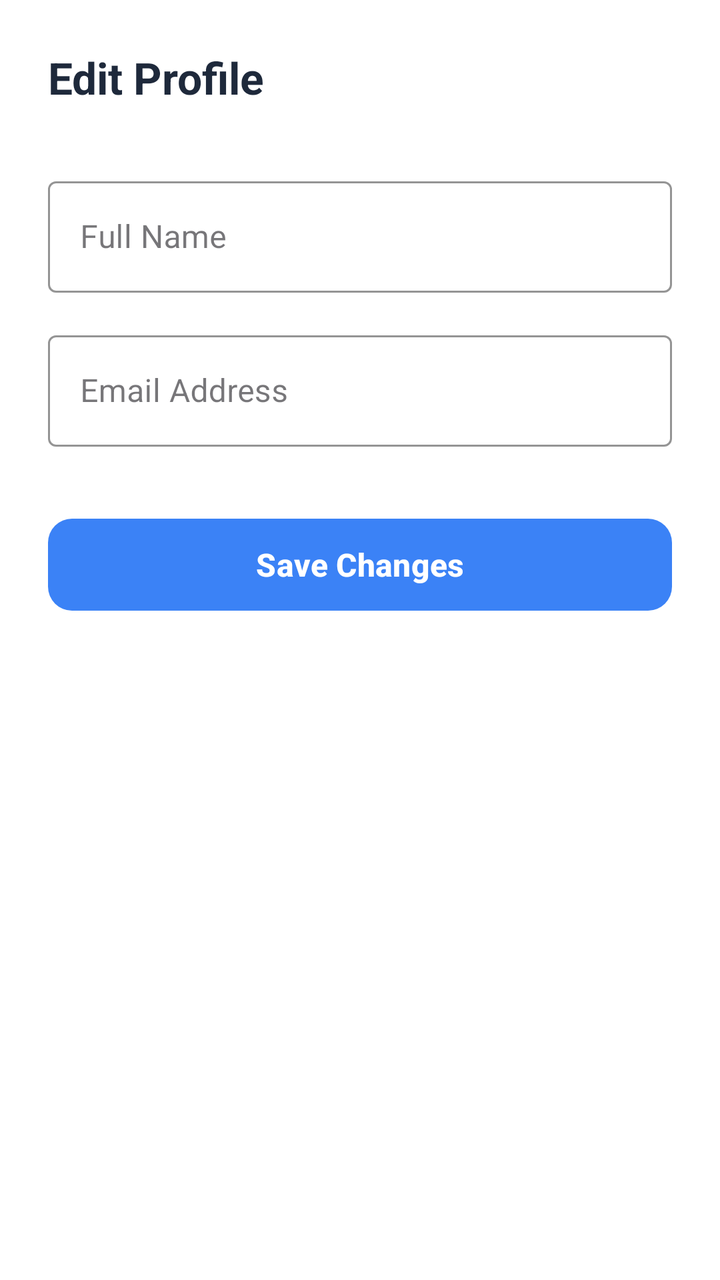
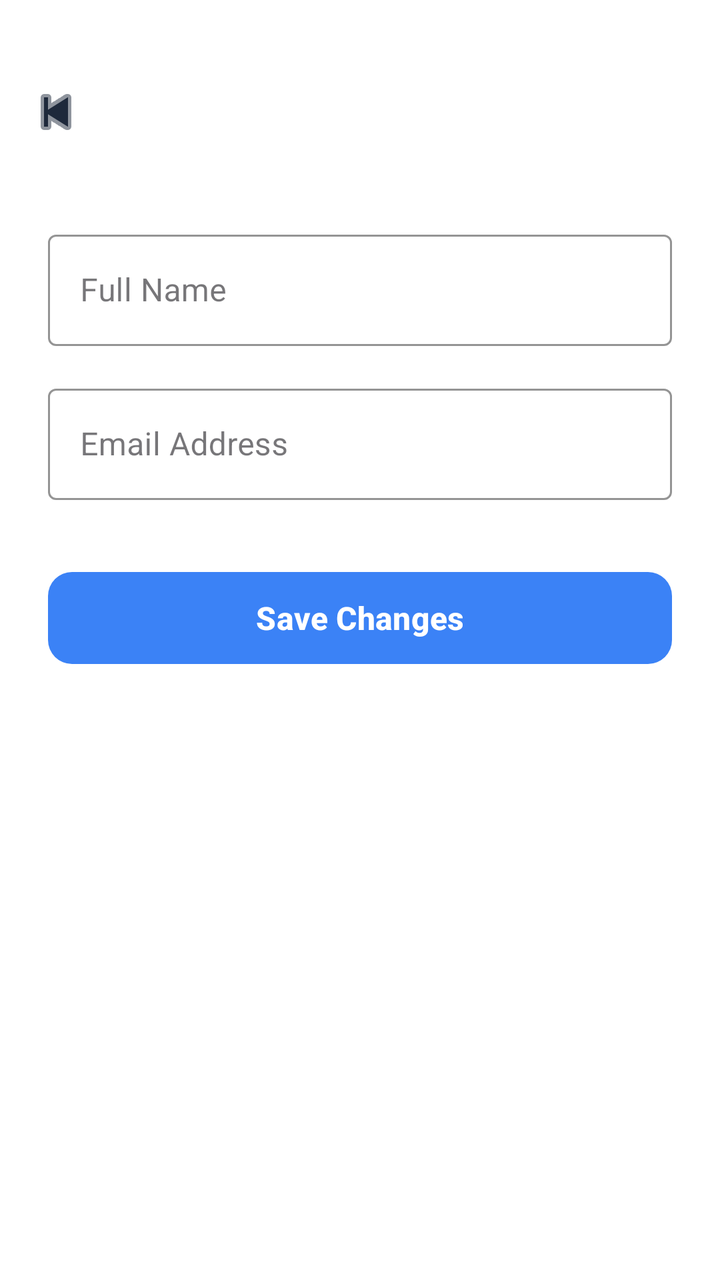

Screens rendered from an Android XML layout before and after an edit, with the pre-edit source and the edit as a unified diff.
<!-- AndroidManifest.xml: application theme Theme.SafeRoute -->
<!-- res/layout/fragment_edit_profile.xml -->
<?xml version="1.0" encoding="utf-8"?>
<LinearLayout xmlns:android="http://schemas.android.com/apk/res/android"
    xmlns:app="http://schemas.android.com/apk/res-auto"
    android:layout_width="match_parent"
    android:layout_height="match_parent"
    android:orientation="vertical"
    android:padding="24dp"
    android:background="#FFFFFF">

    <TextView
        android:layout_width="wrap_content"
        android:layout_height="wrap_content"
        android:text="Edit Profile"
        android:textColor="#1E293B"
        android:textSize="22sp"
        android:textStyle="bold"
        android:layout_marginBottom="32dp"/>

    <com.google.android.material.textfield.TextInputLayout
        style="@style/Widget.MaterialComponents.TextInputLayout.OutlinedBox"
        android:layout_width="match_parent"
        android:layout_height="wrap_content"
        android:hint="Full Name"
        app:boxStrokeColor="#3B82F6"
        android:layout_marginBottom="16dp">
        <com.google.android.material.textfield.TextInputEditText
            android:id="@+id/etEditName"
            android:layout_width="match_parent"
            android:layout_height="wrap_content"
            android:inputType="textPersonName"
            android:textColor="#1E293B"/>
    </com.google.android.material.textfield.TextInputLayout>

    <com.google.android.material.textfield.TextInputLayout
        style="@style/Widget.MaterialComponents.TextInputLayout.OutlinedBox"
        android:layout_width="match_parent"
        android:layout_height="wrap_content"
        android:hint="Email Address"
        app:boxStrokeColor="#3B82F6"
        android:layout_marginBottom="32dp">
        <com.google.android.material.textfield.TextInputEditText
            android:id="@+id/etEditEmail"
            android:layout_width="match_parent"
            android:layout_height="wrap_content"
            android:inputType="textEmailAddress"
            android:textColor="#1E293B"/>
    </com.google.android.material.textfield.TextInputLayout>

    <com.google.android.material.button.MaterialButton
        android:id="@+id/btnSaveProfile"
        android:layout_width="match_parent"
        android:layout_height="54dp"
        android:text="Save Changes"
        android:textSize="16sp"
        android:textStyle="bold"
        app:backgroundTint="#3B82F6"
        app:cornerRadius="12dp"/>
</LinearLayout>
<!-- resources referenced by this layout -->
<resources>
  <style name="Theme.SafeRoute" parent="Base.Theme.SafeRoute" />
  <style name="Base.Theme.SafeRoute" parent="Theme.Material3.DayNight.NoActionBar">
          
          
      </style>
</resources>

<!-- the commit's change to res/layout/fragment_edit_profile.xml (unified diff, before → after) -->
@@ -3,56 +3,71 @@
     xmlns:app="http://schemas.android.com/apk/res-auto"
     android:layout_width="match_parent"
     android:layout_height="match_parent"
-    android:orientation="vertical"
-    android:padding="24dp"
-    android:background="#FFFFFF">
+    android:background="#FFFFFF"
+    android:orientation="vertical">
 
-    <TextView
-        android:layout_width="wrap_content"
-        android:layout_height="wrap_content"
-        android:text="Edit Profile"
-        android:textColor="#1E293B"
-        android:textSize="22sp"
-        android:textStyle="bold"
-        android:layout_marginBottom="32dp"/>
-
-    <com.google.android.material.textfield.TextInputLayout
-        style="@style/Widget.MaterialComponents.TextInputLayout.OutlinedBox"
+    <com.google.android.material.appbar.AppBarLayout
         android:layout_width="match_parent"
         android:layout_height="wrap_content"
-        android:hint="Full Name"
-        app:boxStrokeColor="#3B82F6"
-        android:layout_marginBottom="16dp">
-        <com.google.android.material.textfield.TextInputEditText
-            android:id="@+id/etEditName"
+        android:background="#FFFFFF"
+        android:paddingTop="24dp"
+        app:elevation="0dp">
+
+        <com.google.android.material.appbar.MaterialToolbar
+            android:id="@+id/toolbar"
+            android:layout_width="match_parent"
+            android:layout_height="?attr/actionBarSize"
+            app:navigationIcon="@android:drawable/ic_media_previous"
+            app:navigationIconTint="#1E293B" />
+
+    </com.google.android.material.appbar.AppBarLayout>
+
+    <LinearLayout
+        android:layout_width="match_parent"
+        android:layout_height="match_parent"
+        android:orientation="vertical"
+        android:padding="24dp">
+
+        <com.google.android.material.textfield.TextInputLayout
+            style="@style/Widget.MaterialComponents.TextInputLayout.OutlinedBox"
             android:layout_width="match_parent"
             android:layout_height="wrap_content"
-            android:inputType="textPersonName"
-            android:textColor="#1E293B"/>
-    </com.google.android.material.textfield.TextInputLayout>
+            android:layout_marginBottom="16dp"
+            android:hint="Full Name"
+            app:boxStrokeColor="#3B82F6">
 
-    <com.google.android.material.textfield.TextInputLayout
-        style="@style/Widget.MaterialComponents.TextInputLayout.OutlinedBox"
-        android:layout_width="match_parent"
-        android:layout_height="wrap_content"
-        android:hint="Email Address"
-        app:boxStrokeColor="#3B82F6"
-        android:layout_marginBottom="32dp">
-        <com.google.android.material.textfield.TextInputEditText
-            android:id="@+id/etEditEmail"
+            <com.google.android.material.textfield.TextInputEditText
+                android:id="@+id/etEditName"
+                android:layout_width="match_parent"
+                android:layout_height="wrap_content"
+                android:inputType="textPersonName"
+                android:textColor="#1E293B" />
+        </com.google.android.material.textfield.TextInputLayout>
+
+        <com.google.android.material.textfield.TextInputLayout
+            style="@style/Widget.MaterialComponents.TextInputLayout.OutlinedBox"
             android:layout_width="match_parent"
             android:layout_height="wrap_content"
-            android:inputType="textEmailAddress"
-            android:textColor="#1E293B"/>
-    </com.google.android.material.textfield.TextInputLayout>
+            android:layout_marginBottom="32dp"
+            android:hint="Email Address"
+            app:boxStrokeColor="#3B82F6">
 
-    <com.google.android.material.button.MaterialButton
-        android:id="@+id/btnSaveProfile"
-        android:layout_width="match_parent"
-        android:layout_height="54dp"
-        android:text="Save Changes"
-        android:textSize="16sp"
-        android:textStyle="bold"
-        app:backgroundTint="#3B82F6"
-        app:cornerRadius="12dp"/>
+            <com.google.android.material.textfield.TextInputEditText
+                android:id="@+id/etEditEmail"
+                android:layout_width="match_parent"
+                android:layout_height="wrap_content"
+                android:inputType="textEmailAddress"
+                android:textColor="#1E293B" />
+        </com.google.android.material.textfield.TextInputLayout>
+
+        <com.google.android.material.button.MaterialButton
+            android:id="@+id/btnSaveProfile"
+            android:layout_width="match_parent"
+            android:layout_height="54dp"
+            android:text="Save Changes"
+            android:textSize="16sp"
+            android:textStyle="bold"
+            app:backgroundTint="#3B82F6"
+            app:cornerRadius="12dp" />
+    </LinearLayout>
 </LinearLayout>
